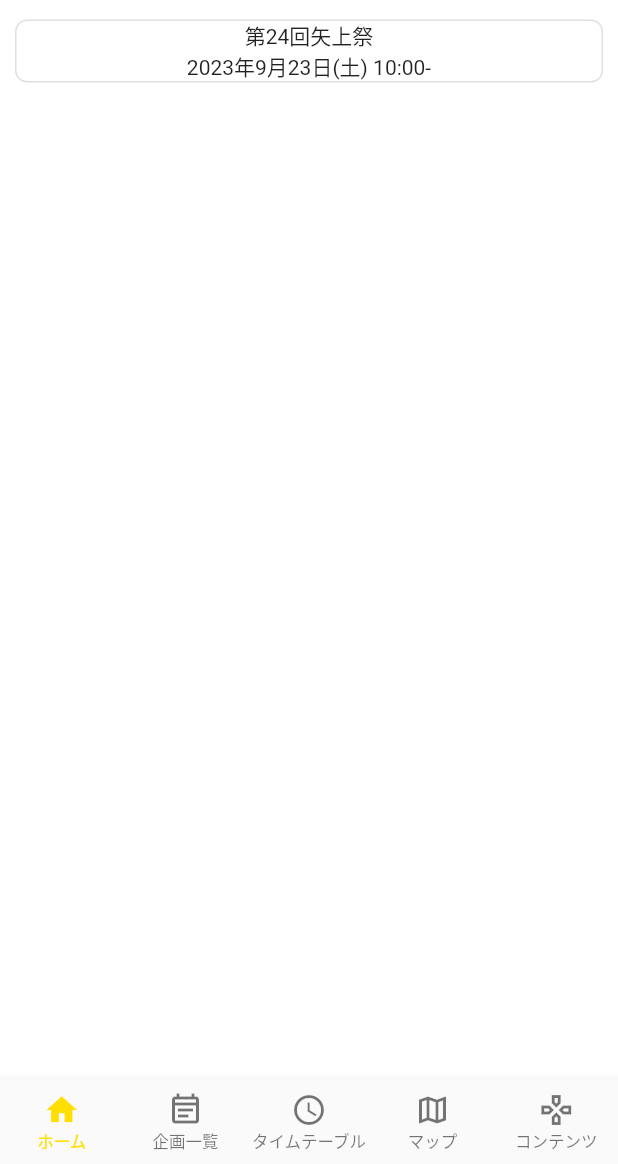
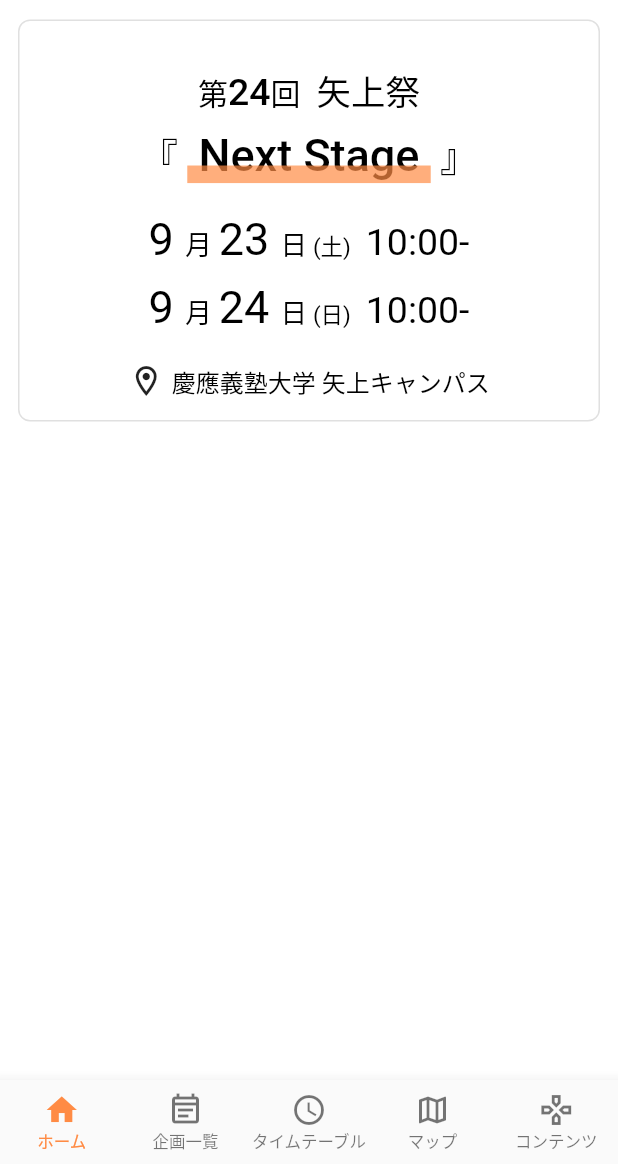
Before and after one commit to yuga-jp/yagamy, a Flutter app: the screen it shows after launch, on a phone screen of 412 x 824 dp, the part 72-1236 px from its top. Run offline on Flutter 3.47's test engine with Material 2 defaults, Android fonts, the phone set to English and light mode, and no system bars; our stand-ins replace flutter_riverpod, flutter_svg, font_awesome_flutter, freezed_annotation, go_router; missing offline and left inert: mobile_scanner.

Commit message:
add top card

```diff
--- a/lib/constant/theme/theme.dart
+++ b/lib/constant/theme/theme.dart
@@ -11,7 +11,7 @@
 class AppTheme {
   static final ThemeData defalutAppTheme = ThemeData(
     colorScheme: const ColorScheme.light(
-      primary: Color.fromRGBO(255, 222, 0, 1.0),
+      primary: Color.fromRGBO(255, 139, 68, 1.0),
       outline: Color.fromRGBO(224, 224, 224, 1),
     ),
     scaffoldBackgroundColor: Colors.white,
--- a/lib/view/page/home/home.dart
+++ b/lib/view/page/home/home.dart
@@ -3,6 +3,7 @@
 import 'package:flutter_svg/flutter_svg.dart';
 
 import 'package:yagamy/gen/assets.gen.dart';
+import 'package:yagamy/view/page/home/ui_part/top_card.dart';
 
 class HomePage extends StatefulWidget {
   const HomePage({Key? key}) : super(key: key);
@@ -42,22 +43,7 @@
         SliverList(
           delegate: SliverChildListDelegate(
             [
-              Card(
-                elevation: 0.0,
-                shape: RoundedRectangleBorder(
-                  side:
-                      BorderSide(color: Theme.of(context).colorScheme.outline),
-                  borderRadius: const BorderRadius.all(Radius.circular(8)),
-                ),
-                margin: const EdgeInsets.only(
-                    left: 10, top: 5, right: 10, bottom: 10),
-                child: const Column(
-                  children: [
-                    Text('第24回矢上祭'),
-                    Text('2023年9月23日(土) 10:00-'),
-                  ],
-                ),
-              ),
+              const TopCard(),
             ],
           ),
         ),
--- /dev/null
+++ b/lib/view/page/home/ui_part/top_card.dart
@@ -0,0 +1,153 @@
+import 'package:flutter/material.dart';
+
+class TopCard extends StatelessWidget {
+  const TopCard({super.key});
+
+  @override
+  Widget build(BuildContext context) {
+    return Card(
+      elevation: 0.0,
+      shape: RoundedRectangleBorder(
+        side: BorderSide(color: Theme.of(context).colorScheme.outline),
+        borderRadius: const BorderRadius.all(Radius.circular(8)),
+      ),
+      margin: const EdgeInsets.only(left: 12, top: 5, right: 12, bottom: 10),
+      child: Column(
+        children: [
+          const SizedBox(height: 30),
+          RichText(
+            text: const TextSpan(
+              style: TextStyle(
+                color: Colors.black,
+                fontWeight: FontWeight.w500,
+              ),
+              children: <TextSpan>[
+                TextSpan(
+                  text: '第',
+                  style: TextStyle(fontSize: 20),
+                ),
+                TextSpan(
+                  text: '24',
+                  style: TextStyle(fontSize: 25),
+                ),
+                TextSpan(
+                  text: '回 ',
+                  style: TextStyle(fontSize: 20),
+                ),
+                TextSpan(
+                  text: ' 矢上祭',
+                  style: TextStyle(fontSize: 23),
+                ),
+              ],
+            ),
+          ),
+          const SizedBox(height: 8),
+          RichText(
+            text: TextSpan(
+              style: const TextStyle(color: Colors.black),
+              children: <TextSpan>[
+                const TextSpan(
+                  text: '『 ',
+                  style: TextStyle(fontSize: 25),
+                ),
+                TextSpan(
+                  text: ' Next Stage ',
+                  style: TextStyle(
+                    fontWeight: FontWeight.w500,
+                    fontSize: 30,
+                    decoration: TextDecoration.underline,
+                    decorationColor:
+                        Theme.of(context).colorScheme.primary.withOpacity(0.7),
+                    decorationStyle: TextDecorationStyle.solid,
+                    decorationThickness: 8,
+                  ),
+                ),
+                const TextSpan(
+                  text: ' 』',
+                  style: TextStyle(fontSize: 25),
+                ),
+              ],
+            ),
+          ),
+          const SizedBox(height: 20),
+          RichText(
+            text: const TextSpan(
+              style: TextStyle(color: Colors.black),
+              children: <TextSpan>[
+                TextSpan(
+                  text: '9 ',
+                  style: TextStyle(fontSize: 30),
+                ),
+                TextSpan(
+                  text: '月 ',
+                  style: TextStyle(fontSize: 18),
+                ),
+                TextSpan(
+                  text: '23 ',
+                  style: TextStyle(fontSize: 30),
+                ),
+                TextSpan(
+                  text: '日',
+                  style: TextStyle(fontSize: 18),
+                ),
+                TextSpan(
+                  text: ' (土) ',
+                  style: TextStyle(fontSize: 15),
+                ),
+                TextSpan(
+                  text: ' 10:00-',
+                  style: TextStyle(fontSize: 25),
+                ),
+              ],
+            ),
+          ),
+          const SizedBox(height: 10),
+          RichText(
+            text: const TextSpan(
+              style: TextStyle(color: Colors.black),
+              children: <TextSpan>[
+                TextSpan(
+                  text: '9 ',
+                  style: TextStyle(fontSize: 30),
+                ),
+                TextSpan(
+                  text: '月 ',
+                  style: TextStyle(fontSize: 18),
+                ),
+                TextSpan(
+                  text: '24 ',
+                  style: TextStyle(fontSize: 30),
+                ),
+                TextSpan(
+                  text: '日',
+                  style: TextStyle(fontSize: 18),
+                ),
+                TextSpan(
+                  text: ' (日) ',
+                  style: TextStyle(fontSize: 15),
+                ),
+                TextSpan(
+                  text: ' 10:00-',
+                  style: TextStyle(fontSize: 25),
+                ),
+              ],
+            ),
+          ),
+          const SizedBox(height: 20),
+          const Row(
+            mainAxisAlignment: MainAxisAlignment.center,
+            children: [
+              Icon(Icons.location_on_outlined),
+              SizedBox(width: 5),
+              Text(
+                '慶應義塾大学 矢上キャンパス',
+                style: TextStyle(color: Colors.black, fontSize: 16),
+              ),
+            ],
+          ),
+          const SizedBox(height: 15),
+        ],
+      ),
+    );
+  }
+}
```
